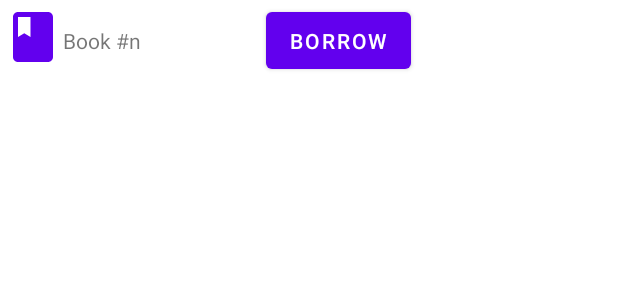
After one commit to louisheal/Bookswapp-Mobile-App, an Android app: the layout search_book_row.xml on its own in the app's theme, with its tools: preview values and no code run, on a phone screen of 412 x 824 dp. The commit adds this screen. Shown: the top 300 px of the screen. Run offline under Robolectric (Android 15) with nearby library versions, the phone set to English and light mode, and no system bars.

Commit message:
[ad4220] [feat] Added scrollable list of borrowed books to search page

```diff
--- /dev/null
+++ b/app/src/main/res/layout/search_book_row.xml
@@ -0,0 +1,29 @@
+<?xml version="1.0" encoding="utf-8"?>
+<TableRow xmlns:android="http://schemas.android.com/apk/res/android"
+    xmlns:app="http://schemas.android.com/apk/res-auto"
+    xmlns:tools="http://schemas.android.com/tools"
+    android:layout_width="match_parent"
+    android:layout_height="75dp"
+    android:padding="2dp">
+
+    <ImageView
+        android:id="@+id/my_books_book_picture"
+        android:layout_width="40dp"
+        android:layout_height="45dp"
+        android:contentDescription="TODO"
+        app:srcCompat="@drawable/ic_book" />
+
+    <TextView
+        android:id="@+id/my_books_book_text"
+        android:layout_width="135dp"
+        android:layout_height="45dp"
+        android:text="@string/my_books_book" />
+
+    <Button
+        android:id="@+id/borrow_button"
+        android:layout_width="wrap_content"
+        android:layout_height="50dp"
+        android:minHeight="48dp"
+        android:text="@string/borrow_btn" />
+
+</TableRow>
--- a/app/src/main/res/menu/bottom_nav.xml
+++ b/app/src/main/res/menu/bottom_nav.xml
@@ -6,4 +6,9 @@
         android:title="@string/my_books"
         android:icon="@drawable/ic_my_books" />
 
+    <item
+        android:id="@+id/searchFragment"
+        android:title="@string/search"
+        android:icon="@drawable/ic_search" />
+
 </menu>
```
Also changed, not shown: app/src/main/java/ac/ic/bookapp/SearchFragment.kt (+24 -0 lines), app/src/main/java/ac/ic/bookapp/adaptors/BorrowBookRowAdapter.kt (added, +47 -0 lines), app/src/main/res/layout/fragment_search.xml (+10 -5 lines).
